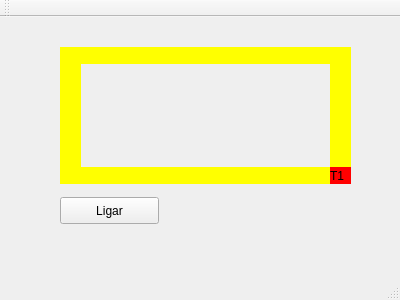
First picture: the form in mainwindow.ui, repository rai-vitor/Trem, before the edit.
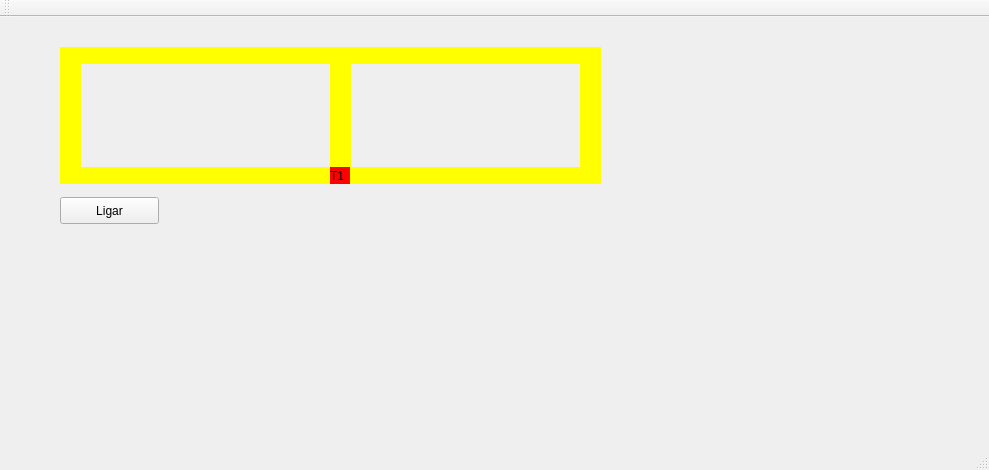
Second picture: the form after the edit.

Commit message: Novo trem

Patch:
```diff
--- a/mainwindow.ui
+++ b/mainwindow.ui
@@ -6,8 +6,8 @@
    <rect>
     <x>0</x>
     <y>0</y>
-    <width>400</width>
-    <height>300</height>
+    <width>989</width>
+    <height>470</height>
    </rect>
   </property>
   <property name="windowTitle">
@@ -107,20 +107,71 @@
      <string>Ligar</string>
     </property>
    </widget>
+   <widget class="QLabel" name="label_trilho1_2">
+    <property name="geometry">
+     <rect>
+      <x>350</x>
+      <y>30</y>
+      <width>250</width>
+      <height>17</height>
+     </rect>
+    </property>
+    <property name="styleSheet">
+     <string notr="true">QLabel { background: yellow}</string>
+    </property>
+    <property name="text">
+     <string/>
+    </property>
+   </widget>
+   <widget class="QLabel" name="label_trilho1_3">
+    <property name="geometry">
+     <rect>
+      <x>350</x>
+      <y>150</y>
+      <width>250</width>
+      <height>17</height>
+     </rect>
+    </property>
+    <property name="styleSheet">
+     <string notr="true">QLabel { background: yellow}</string>
+    </property>
+    <property name="text">
+     <string/>
+    </property>
+   </widget>
+   <widget class="QLabel" name="label_trilho3_2">
+    <property name="geometry">
+     <rect>
+      <x>580</x>
+      <y>30</y>
+      <width>21</width>
+      <height>137</height>
+     </rect>
+    </property>
+    <property name="styleSheet">
+     <string notr="true">QLabel { background: yellow}</string>
+    </property>
+    <property name="text">
+     <string/>
+    </property>
+   </widget>
    <zorder>label_trilho1</zorder>
    <zorder>label_trilho2</zorder>
    <zorder>label_trilho3</zorder>
    <zorder>label_trilho4</zorder>
    <zorder>label_trem1</zorder>
    <zorder>pushButton</zorder>
+   <zorder>label_trilho1_2</zorder>
+   <zorder>label_trilho1_3</zorder>
+   <zorder>label_trilho3_2</zorder>
   </widget>
   <widget class="QMenuBar" name="menuBar">
    <property name="geometry">
     <rect>
      <x>0</x>
      <y>0</y>
-     <width>400</width>
-     <height>25</height>
+     <width>989</width>
+     <height>21</height>
     </rect>
    </property>
   </widget>
```
